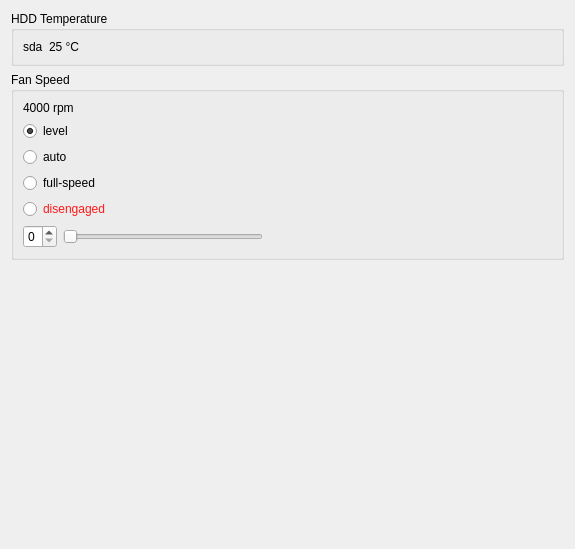
Before: the Qt Designer form LaptopControlPanel/GUI/Pages/ui/FanPage.ui in FabriceSalvaire/LaptopControlPanel, drawn with Qt 5.
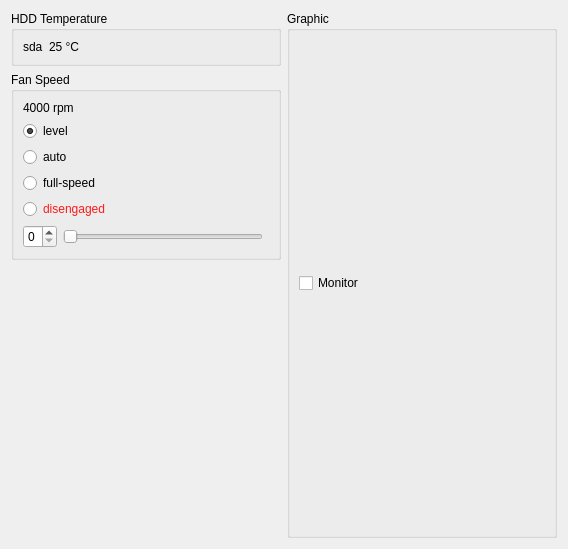
After: the same form once the commit is applied.

Patch:
```diff
--- a/LaptopControlPanel/GUI/Pages/ui/FanPage.ui
+++ b/LaptopControlPanel/GUI/Pages/ui/FanPage.ui
@@ -6,13 +6,15 @@
    <rect>
     <x>0</x>
     <y>0</y>
-    <width>575</width>
+    <width>568</width>
     <height>549</height>
    </rect>
   </property>
   <property name="windowTitle">
    <string>Form</string>
   </property>
+  <layout class="QHBoxLayout" name="horizontalLayout_2">
+   <item>
   <layout class="QVBoxLayout" name="verticalLayout">
    <item>
     <widget class="QGroupBox" name="hdd_temperature_group_box">
@@ -239,6 +241,30 @@
       </size>
      </property>
     </spacer>
+     </item>
+    </layout>
+   </item>
+   <item>
+    <widget class="QGroupBox" name="graphic_group_box">
+     <property name="sizePolicy">
+      <sizepolicy hsizetype="Preferred" vsizetype="Expanding">
+       <horstretch>0</horstretch>
+       <verstretch>0</verstretch>
+      </sizepolicy>
+     </property>
+     <property name="title">
+      <string>Graphic</string>
+     </property>
+     <layout class="QVBoxLayout" name="graphic_layout">
+      <item>
+       <widget class="QCheckBox" name="monitor_check_box">
+        <property name="text">
+         <string>Monitor</string>
+        </property>
+       </widget>
+      </item>
+     </layout>
+    </widget>
    </item>
   </layout>
  </widget>
```
Lines whose indentation alone changed are shown as unchanged.
